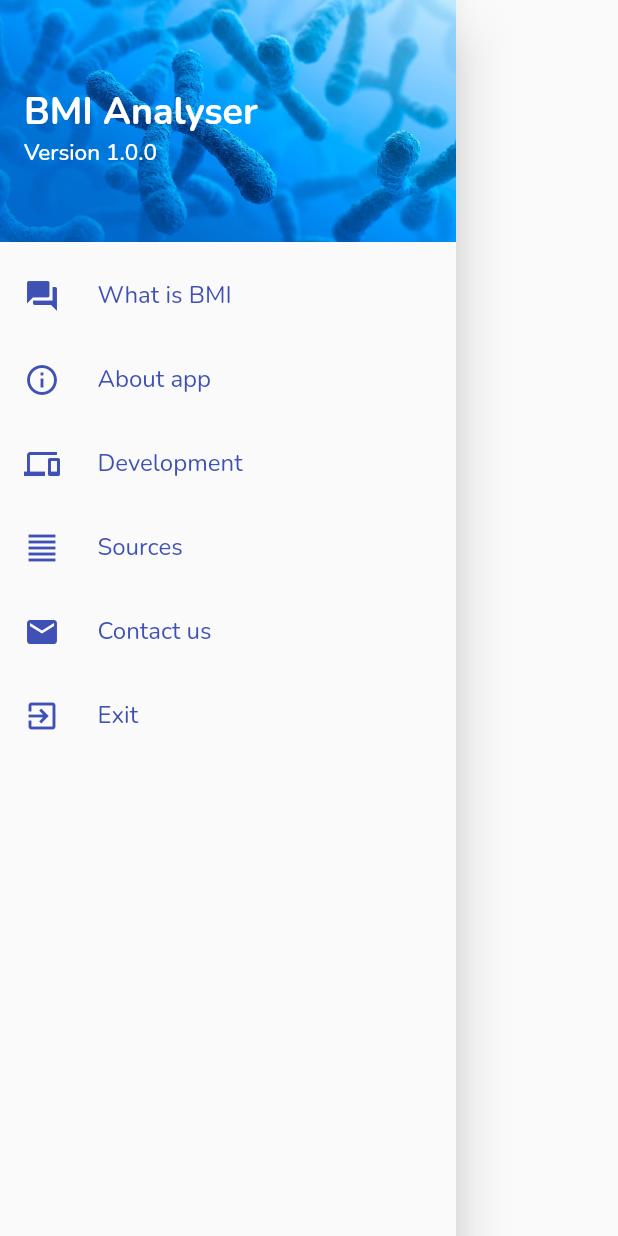
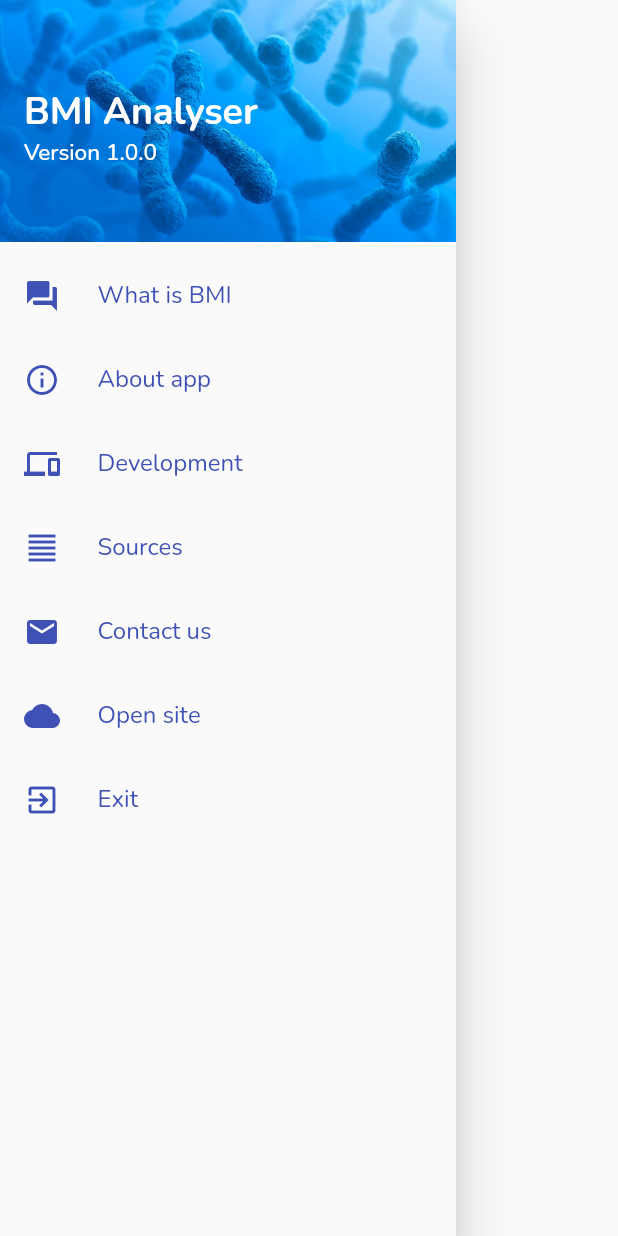
Before and after one commit to BlackIQ/bmi, a Flutter app: the LeftDrawer widget shown alone on an empty page, opened directly, on a phone screen of 412 x 824 dp. Run offline on Flutter 3.47's test engine with Material 2 defaults, Android fonts, the phone set to English and light mode, and no system bars; our stand-ins replace google_fonts.

Commit message:
Add open site. Done

```diff
--- a/lib/app/widgets/drawer/left_drawer.dart
+++ b/lib/app/widgets/drawer/left_drawer.dart
@@ -6,6 +6,7 @@ import 'package:bmicalculator/app/pages/contact.dart';
 import 'package:bmicalculator/app/pages/sources.dart';
 import 'package:bmicalculator/app/widgets/drawer/items/drawer_items.dart';
 import 'package:flutter/material.dart';
+import 'package:url_launcher/url_launcher.dart';
 
 class LeftDrawer extends StatelessWidget {
   @override
@@ -99,6 +100,13 @@ class LeftDrawer extends StatelessWidget {
             },
           ),
           DrawerItemWidget(
+            text: 'Open site',
+            icon: Icons.cloud,
+            onTap: () async {
+              await launch('https://bmi.blackiq.ir');
+            },
+          ),
+          DrawerItemWidget(
             text: 'Exit',
             icon: Icons.exit_to_app,
             onTap: () => exit(1),
```
